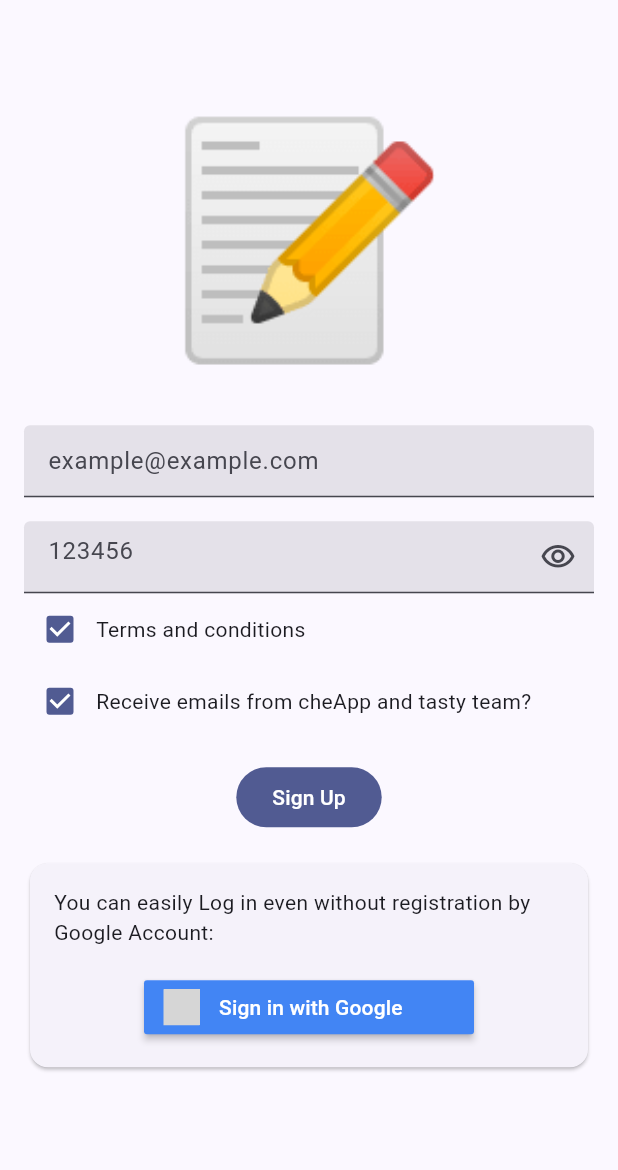
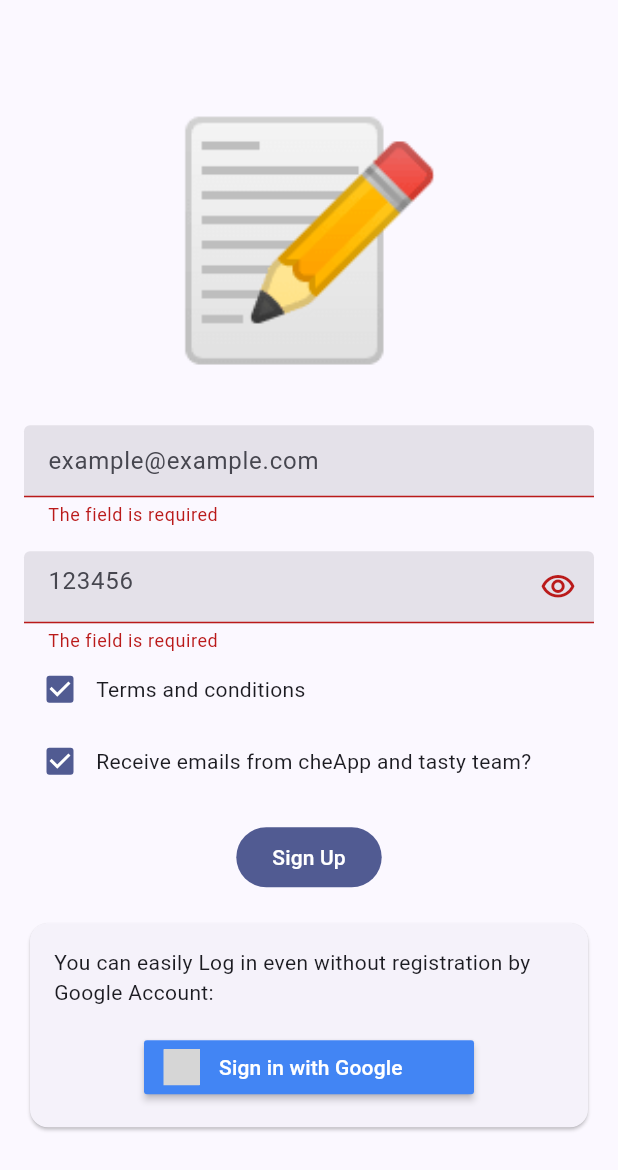
Before and after one commit to azzayatss/cheapp_and_tasty, a Flutter app: the SignUpForm widget shown alone on an empty page, opened directly, after a tap on "Sign Up", on a phone screen of 412 x 824 dp. Shown: the top 1170 px of the screen. Run offline on Flutter 3.47's test engine with Material 2 defaults, Android fonts, the light colour scheme and no system bars; our stand-ins replace carousel_slider, cloud_firestore, dio, firebase_auth, firebase_core, firebase_storage and 13 more; missing offline and left inert: custom_info_window; accounts and stored records are empty; generated files the repository leaves out were written again; grey boxes are pictures that could not be loaded.

Commit message:
feat: sign up form validation

```diff
--- a/lib/features/auth/widgets/sign_up_form.dart
+++ b/lib/features/auth/widgets/sign_up_form.dart
@@ -4,6 +4,7 @@ import 'package:cheapp_and_tasty/features/auth/controllers/sign_in_controller.da
 import 'package:cheapp_and_tasty/features/auth/widgets/google_sign_in_card.dart';
 import 'package:flutter/material.dart';
 import 'package:flutter_hooks/flutter_hooks.dart';
+import 'package:form_validator/form_validator.dart';
 import 'package:hooks_riverpod/hooks_riverpod.dart';
 
 class SignUpForm extends HookWidget {
@@ -11,6 +12,7 @@ class SignUpForm extends HookWidget {
 
   @override
   Widget build(BuildContext context) {
+    final formKey = useMemoized(GlobalKey<FormState>.new);
     final emailController = useTextEditingController();
     final passwordController = useTextEditingController();
     final obscureText = useState(true);
@@ -20,6 +22,8 @@ class SignUpForm extends HookWidget {
       child: Padding(
         padding: const EdgeInsets.all(AppLayouts.defaultPadding),
         child: SingleChildScrollView(
+          child: Form(
+            key: formKey,
             child: Column(
               children: [
                 const SizedBox(
@@ -38,6 +42,11 @@ class SignUpForm extends HookWidget {
                     hintText: context.tr.emailFormHint,
                   ),
                   keyboardType: TextInputType.emailAddress,
+                  validator: ValidationBuilder()
+                      .required()
+                      .email()
+                      .maxLength(50)
+                      .build(),
                 ),
                 const SizedBox(
                   height: AppLayouts.defaultPadding,
@@ -57,6 +66,8 @@ class SignUpForm extends HookWidget {
                     ),
                   ),
                   keyboardType: TextInputType.visiblePassword,
+                  validator:
+                      ValidationBuilder().required().minLength(6).build(),
                 ),
                 Row(
                   children: [
@@ -100,11 +111,28 @@ class SignUpForm extends HookWidget {
                       onPressed: signUpProcess.isLoading
                           ? null
                           : () {
-                            ref.read(signInControllerProvider.notifier).signUp(
+                              if (termsAndConditions.value == true) {
+                                if (formKey.currentState?.validate() != true) {
+                                  return;
+                                }
+                                ref
+                                    .read(signInControllerProvider.notifier)
+                                    .signUp(
                                       emailController.text,
                                       passwordController.text,
                                       context,
                                     );
+                              } else {
+                                showDialog<String>(
+                                  context: context,
+                                  builder: (context) => AlertDialog(
+                                    title: Text(context.tr.requiredAction),
+                                    content: Text(
+                                      context.tr.emptyTermsAndConditionsWarning,
+                                    ),
+                                  ),
+                                );
+                              }
                             },
                       child: Text(context.tr.signUp),
                     );
@@ -118,6 +146,7 @@ class SignUpForm extends HookWidget {
             ),
           ),
         ),
+      ),
     );
   }
 }
--- a/lib/l10n/app_en.arb
+++ b/lib/l10n/app_en.arb
@@ -19,6 +19,7 @@
   "deliveryLabel": "Delivery?",
   "emailFormHint": "example@example.com",
   "emptyAdditionalServicesWarning": "When creating a location, none of the additional services were selected in the application, if you want to add any service, please suggest an edit.",
+  "emptyTermsAndConditionsWarning": "please check the \"Terms and Conditions\" box to continue",
   "forgotPassword": "Forgot password?",
   "forgotPasswordDialogContent1": "Please enter user email to reset the password.",
   "forgotPasswordDialogContent2": "If the user with this email exists you will receive recovery email.",
@@ -53,6 +54,7 @@
   "parkingLabel": "Own parking?",
   "passwordFormHint": "123456",
   "receiveEmails": "Receive emails from cheApp and tasty team?",
+  "requiredAction": "Required action:",
   "resetPassword": "Got it, reset password!",
   "save": "Save",
   "signIn": "Sign In",
--- a/lib/l10n/app_uk.arb
+++ b/lib/l10n/app_uk.arb
@@ -19,6 +19,7 @@
   "deliveryLabel": "Власна доставка?",
   "emailFormHint": "example@example.com",
   "emptyAdditionalServicesWarning": "При створені локації в додатку не було обрано жодної з додаткових послуг, якщо ви бажаєте добаити якусь послугу, будь ласка запропонуйте правку.",
+  "emptyTermsAndConditionsWarning": "будь ласка, відмітьте прапорець \"Умови та положення\", щоб продовжити",
   "forgotPassword": "Забули пароль?",
   "forgotPasswordDialogContent1": "Будь ласка, введіть email користувача, щоб скинути пароль.",
   "forgotPasswordDialogContent2": "Якщо користувач з такою адресою існує, ви отримаєте лист відновлення.",
@@ -53,6 +54,7 @@
   "parkingLabel": "Власний паркінг?",
   "passwordFormHint": "123456",
   "receiveEmails": "Отримувати листи від \"Хочу їсти !\" ?",
+  "requiredAction": "Обов'язкова дія:",
   "resetPassword": "Зрозумів, відновити пароль!",
   "save": "Зберегти",
   "signIn": "Вхід",
```
Also changed, not shown: lib/features/auth/widgets/reset_password_dialog.dart (+7 -1 lines). Lines whose indentation alone changed are shown as unchanged.
